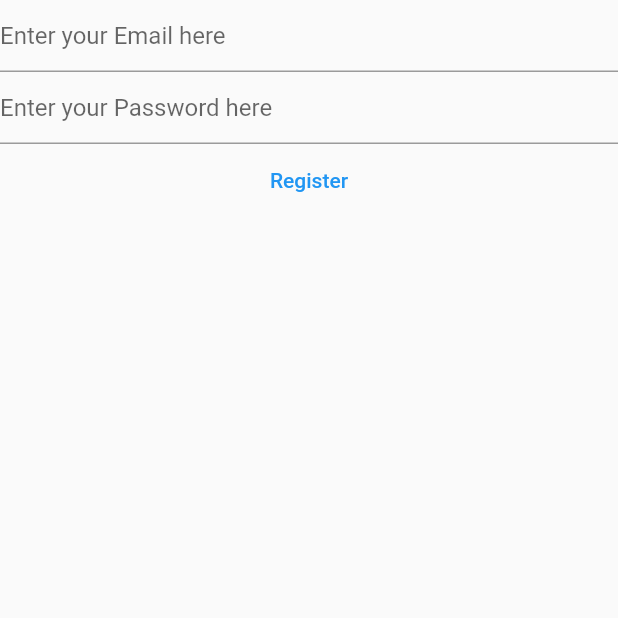
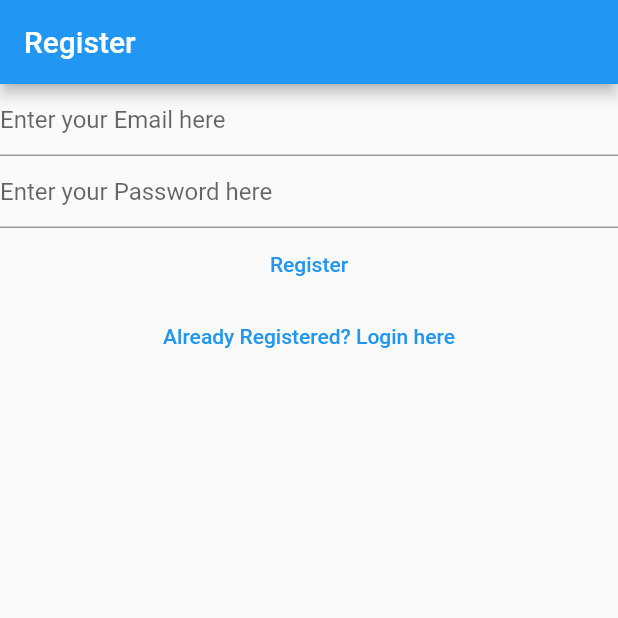
Before and after one commit to Aniruddhagrawal/flutter_with_fcc, a Flutter app: the RegisterView screen opened directly, on a phone screen of 412 x 824 dp, the top half of it. Run offline on Flutter 3.47's test engine with Material 2 defaults, Android fonts, the phone set to English and light mode, and no system bars; our stand-ins replace firebase_auth, firebase_core; accounts and stored records are empty.

Commit message:
Third commit

```diff
--- a/lib/Views/LoginView.dart
+++ b/lib/Views/LoginView.dart
@@ -28,7 +28,11 @@
 
   @override
   Widget build(BuildContext context) {
-    return Column(
+    return Scaffold(
+      appBar: AppBar(
+        title: const Text('Login'),
+      ),
+      body: Column(
         children: [
           TextField(
             controller: _email,
@@ -53,7 +57,8 @@
               final password = _password.text;
               try {
                 final userCredential = await FirebaseAuth.instance
-                  .signInWithEmailAndPassword(email: email, password: password);
+                    .signInWithEmailAndPassword(
+                        email: email, password: password);
                 print(userCredential);
               } on FirebaseAuthException catch (e) {
                 if (e.code == 'user-not-found') {
@@ -68,7 +73,14 @@
             },
             child: const Text('Login'),
           ),
+          TextButton(
+              onPressed: () {
+                Navigator.of(context)
+                    .pushNamedAndRemoveUntil('/register/', (route) => false);
+              },
+              child: const Text('Not Registered yet? Register here'))
         ],
+      ),
     );
   }
 }
--- a/lib/Views/RegisterView.dart
+++ b/lib/Views/RegisterView.dart
@@ -1,8 +1,5 @@
 import 'package:firebase_auth/firebase_auth.dart';
-import 'package:firebase_core/firebase_core.dart';
 import 'package:flutter/material.dart';
-
-import '../firebase_options.dart';
 
 class RegisterView extends StatefulWidget {
   const RegisterView({Key? key}) : super(key: key);
@@ -31,7 +28,11 @@
 
   @override
   Widget build(BuildContext context) {
-    return Column(
+    return Scaffold(
+      appBar: AppBar(
+        title: const Text("Register"),
+      ),
+      body: Column(
         children: [
           TextField(
             controller: _email,
@@ -73,7 +74,15 @@
             },
             child: const Text('Register'),
           ),
+          TextButton(
+            onPressed: () {
+              Navigator.of(context)
+                  .pushNamedAndRemoveUntil('/login/', (route) => false);
+            },
+            child: const Text('Already Registered? Login here'),
+          )
         ],
+      ),
     );
   }
 }
```
Also changed, not shown: lib/Views/VerifyEmailView.dart (added, +35 -0 lines), lib/main.dart (+20 -46 lines). Lines whose indentation alone changed are shown as unchanged.
